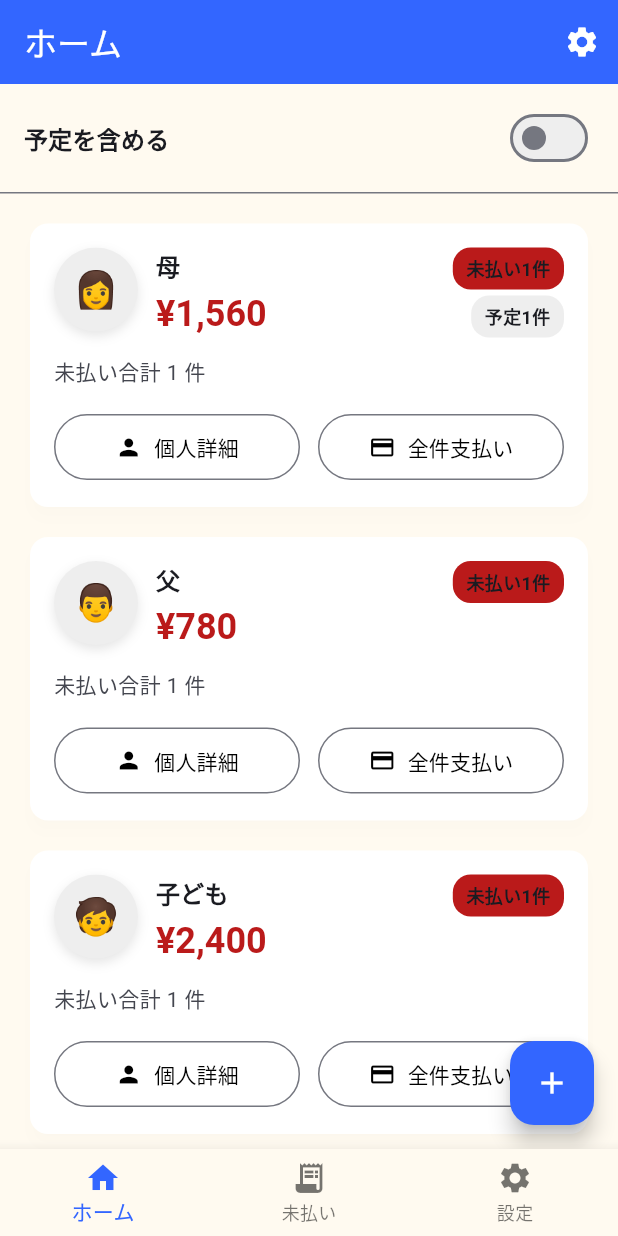
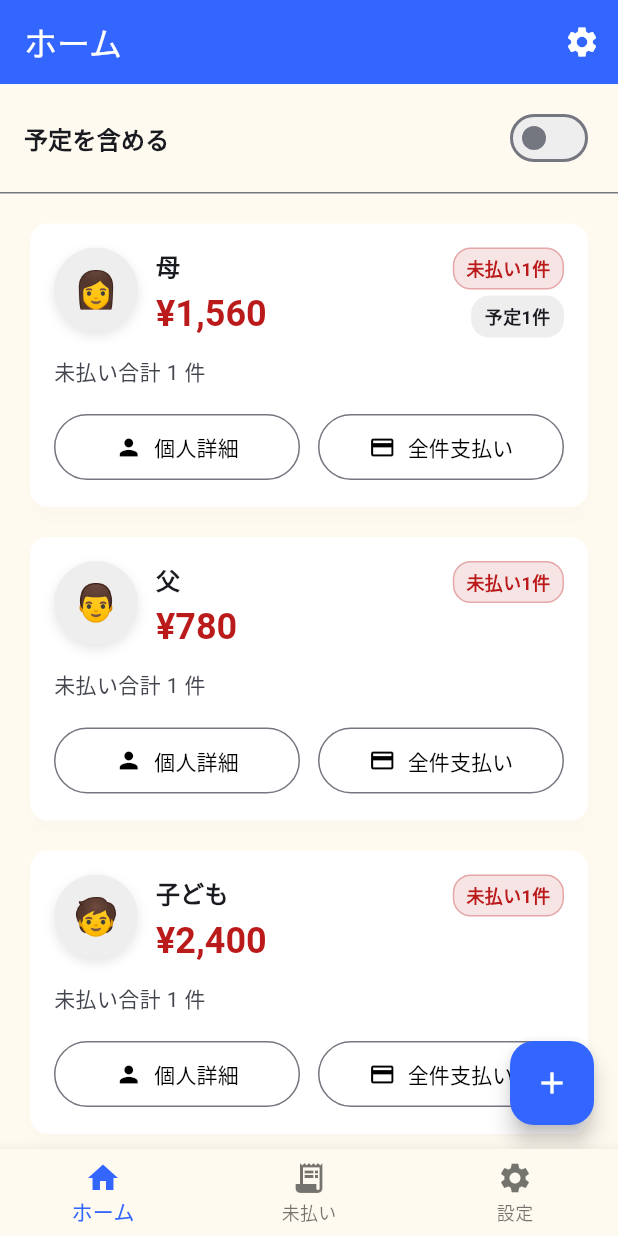
Before and after one commit to N-plus/PaymentCalendar, a Flutter app: the screen it shows after launch, on a phone screen of 412 x 824 dp. Run offline on Flutter 3.47's test engine with Material 3 defaults, Android fonts, the phone set to English and light mode, and no system bars; our stand-ins replace flutter_local_notifications, flutter_riverpod, image_picker, timezone.

Commit message:
Restore unpaid badge colors on home cards

```diff
--- a/lib/screens/home/home_screen.dart
+++ b/lib/screens/home/home_screen.dart
@@ -389,15 +389,15 @@ class _CountBadge extends StatelessWidget {
     final theme = Theme.of(context);
     final badgeColor = color ?? theme.colorScheme.primary;
     final isCustomColor = color != null;
-    final backgroundColor = isCustomColor
+    final useSolidStyle = isCustomColor &&
+        ThemeData.estimateBrightnessForColor(badgeColor) == Brightness.light;
+    final backgroundColor = useSolidStyle
         ? badgeColor
         : badgeColor.withOpacityValue(0.12);
-    final borderColor = isCustomColor
+    final borderColor = useSolidStyle
         ? Colors.transparent
         : badgeColor.withOpacityValue(0.3);
-    final textColor = isCustomColor
-        ? theme.colorScheme.onSurface
-        : badgeColor;
+    final textColor = useSolidStyle ? theme.colorScheme.onSurface : badgeColor;
     return Container(
       padding: const EdgeInsets.symmetric(horizontal: 8, vertical: 4),
       decoration: BoxDecoration(
```
